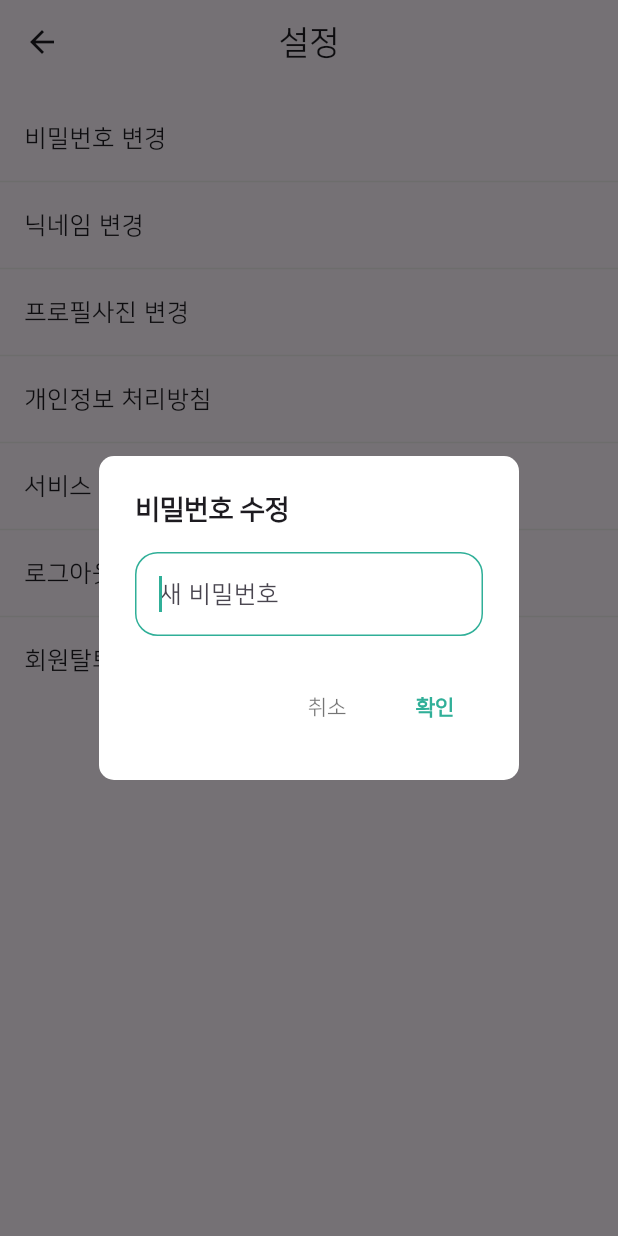
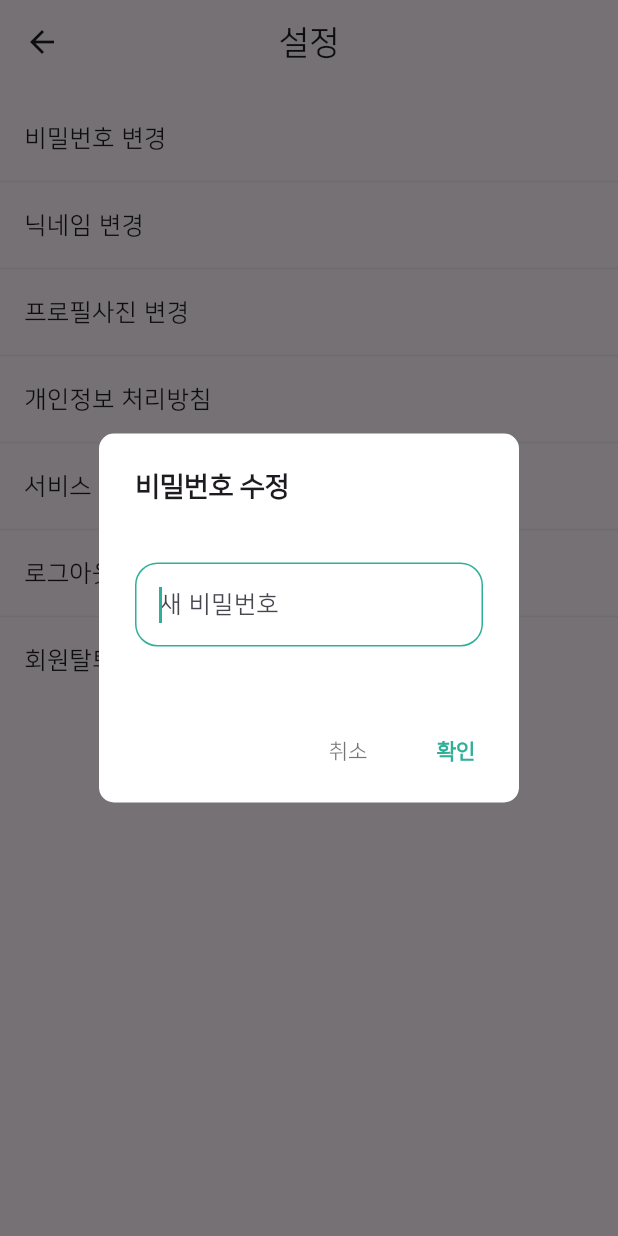
Before and after one commit to Ollive-88/front, a Flutter app: the SettingScreen screen opened directly, after a tap on "비밀번호 변경", on a phone screen of 412 x 824 dp. Run offline on Flutter 3.47's test engine with Material 3 defaults, Android fonts, the phone set to English and light mode, and no system bars; our stand-ins replace carousel_slider, dio, flutter_cache_manager, flutter_slidable, flutter_svg, fluttertoast and 2 more; network calls fail; project files that could hold a hidden picture were left out.

Commit message:
Mod: 모달 크기 조절

```diff
--- a/ollive_front/lib/screens/user/setting/setting_screen.dart
+++ b/ollive_front/lib/screens/user/setting/setting_screen.dart
@@ -104,6 +104,12 @@ class SettingScreen extends StatelessWidget {
     return showDialog(
       context: context,
       builder: (BuildContext context) => AlertDialog(
+        actionsPadding: const EdgeInsets.only(
+          top: 0,
+          bottom: 10,
+          right: 10,
+          left: 10,
+        ),
         shape: RoundedRectangleBorder(borderRadius: BorderRadius.circular(10)),
         backgroundColor: Colors.white,
         title: Text(
@@ -113,10 +119,10 @@ class SettingScreen extends StatelessWidget {
             fontWeight: FontWeight.w700,
           ),
         ),
-        content: Row(
-          mainAxisAlignment: MainAxisAlignment.spaceBetween,
-          children: [
-            Expanded(
+        content: SizedBox(
+          height: 100,
+          child: Center(
+            child: Expanded(
               child: TextField(
                 autofocus: true,
                 obscureText: isObscure,
@@ -133,8 +139,8 @@ class SettingScreen extends StatelessWidget {
                       borderSide: BorderSide(color: Color(0xFF30AF98))),
                 ),
               ),
-            )
-          ],
+            ),
+          ),
         ),
         actions: [
           TextButton(
```
